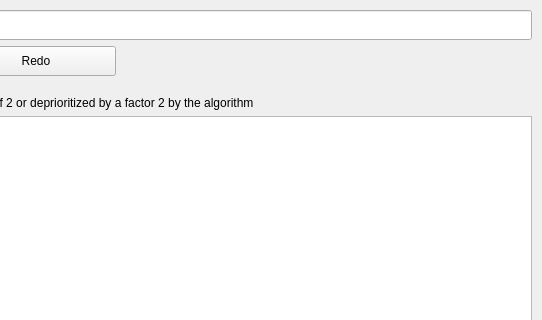
Above: assets/main_window.ui from Bensikrac/GroupGen before the change; both pictures show x 610 to 1152 and y 0 to 320 of the 1152 by 648 pixel window. Below: the same form after it.
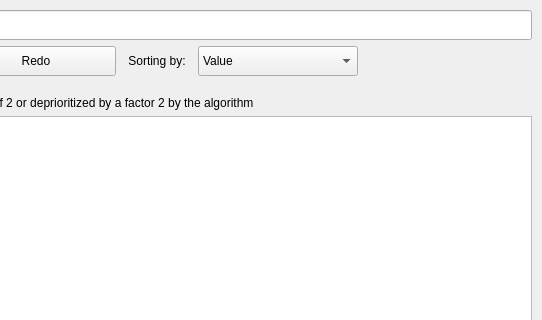
That is the form after the change. Custom widgets are drawn as their Qt base class.

Commit message: sorting of distribution added with sortingBox in UI, tests (#97)

Diff of the .ui file:
```diff
--- a/assets/main_window.ui
+++ b/assets/main_window.ui
@@ -204,6 +204,72 @@
          </property>
         </widget>
        </item>
+       <item>
+        <widget class="QLabel" name="sorting_label">
+         <property name="sizePolicy">
+          <sizepolicy hsizetype="Fixed" vsizetype="Fixed">
+           <horstretch>0</horstretch>
+           <verstretch>0</verstretch>
+          </sizepolicy>
+         </property>
+         <property name="minimumSize">
+          <size>
+           <width>70</width>
+           <height>30</height>
+          </size>
+         </property>
+         <property name="locale">
+          <locale language="English" country="Germany"/>
+         </property>
+         <property name="text">
+          <string>Sorting by:</string>
+         </property>
+         <property name="alignment">
+          <set>Qt::AlignmentFlag::AlignCenter</set>
+         </property>
+        </widget>
+       </item>
+       <item>
+        <widget class="QComboBox" name="sorting_comboBox">
+         <property name="sizePolicy">
+          <sizepolicy hsizetype="Fixed" vsizetype="Fixed">
+           <horstretch>0</horstretch>
+           <verstretch>0</verstretch>
+          </sizepolicy>
+         </property>
+         <property name="minimumSize">
+          <size>
+           <width>160</width>
+           <height>30</height>
+          </size>
+         </property>
+         <property name="editable">
+          <bool>false</bool>
+         </property>
+         <property name="currentIndex">
+          <number>0</number>
+         </property>
+         <property name="maxVisibleItems">
+          <number>2</number>
+         </property>
+         <property name="insertPolicy">
+          <enum>QComboBox::InsertPolicy::NoInsert</enum>
+         </property>
+         <property name="placeholderText">
+          <string/>
+         </property>
+         <item>
+          <property name="text">
+           <string>Value</string>
+          </property>
+         </item>
+         <item>
+          <property name="text">
+           <string>Frequency</string>
+          </property>
+         </item>
+        </widget>
+       </item>
       </layout>
      </widget>
     </item>
```
The commit also changes 3 other files.
